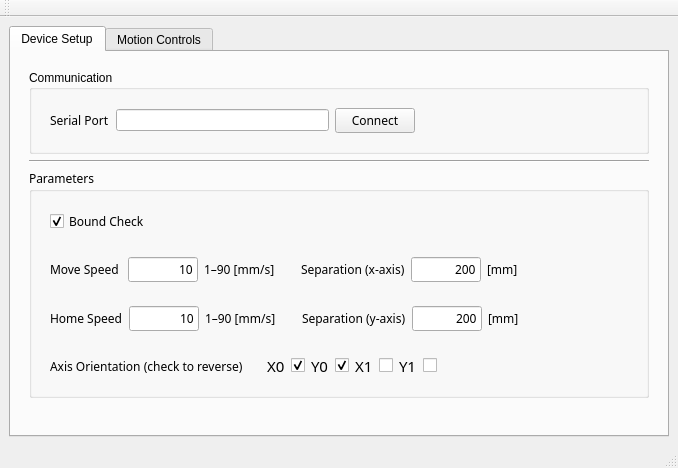
The window that flyherder_demo_gui/flyherder_demo_gui/flyherder_gui.ui (iorodeo/flyherder_device_software) describes before a commit, drawn with Qt 5.
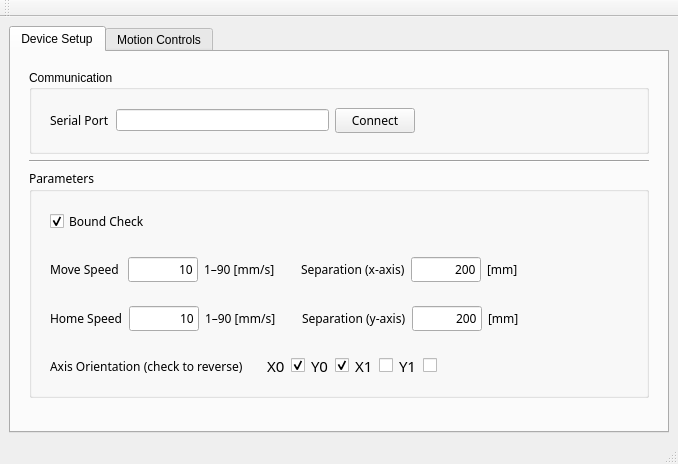
The same window after the commit. The open tabs and pages were chosen to show the change.

Commit message: Changes which tab is open on startup.

The edit to the form file:
```diff
--- a/flyherder_demo_gui/flyherder_demo_gui/flyherder_gui.ui
+++ b/flyherder_demo_gui/flyherder_demo_gui/flyherder_gui.ui
@@ -10,7 +10,7 @@
     <x>0</x>
     <y>0</y>
     <width>678</width>
-    <height>468</height>
+    <height>464</height>
    </rect>
   </property>
   <property name="sizePolicy">
```
Left out of the diff: 2 changed lines with no effect on the pictures. The commit also changes 1 other file.
